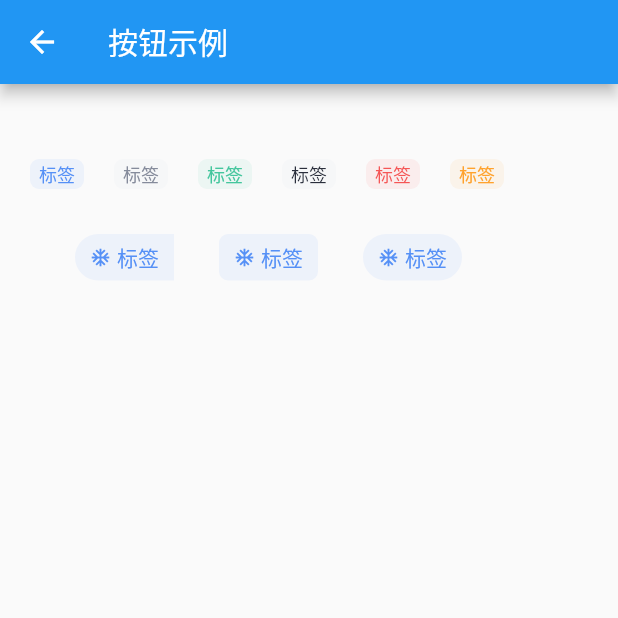
After one commit to ThinkerJack/jui, a Flutter app: the TagDemo screen opened by its route, on a phone screen of 412 x 824 dp, the top half of it. The commit adds this screen. Run offline on Flutter 3.47's test engine with Material 2 defaults, Android fonts, the phone set to English and light mode, and no system bars.

Commit message:
feature#新增tag组件

```diff
--- a/example/lib/demo/item_demo.dart
+++ b/example/lib/demo/item_demo.dart
@@ -12,7 +12,7 @@ class ItemDemo extends StatelessWidget {
   @override
   Widget build(BuildContext context) {
     return Scaffold(
-      appBar: AppBar(title: const Text("按钮示例")),
+      appBar: AppBar(title: const Text("表单示例")),
       body: Padding(
           padding: const EdgeInsets.all(20),
           child: ListView(
--- /dev/null
+++ b/example/lib/demo/tag_demo.dart
@@ -0,0 +1,154 @@
+import 'package:flutter/cupertino.dart';
+import 'package:flutter/material.dart';
+import 'package:jac_uikit/data_display.dart';
+
+Widget space = const SizedBox(
+  height: 30,
+);
+
+class TagDemo extends StatelessWidget {
+  const TagDemo({super.key});
+
+  @override
+  Widget build(BuildContext context) {
+    return Scaffold(
+      appBar: AppBar(title: const Text("按钮示例")),
+      body: Padding(
+          padding: const EdgeInsets.all(20),
+          child: ListView(
+            children: [
+              space,
+              Row(
+                children: const [
+                  JacTag(
+                    paddingVertical: 1,
+                    paddingHorizontal: 6,
+                    tagType: JacTagType.text,
+                    tagShapeType: JacTagShapeType.rectangle,
+                    tagColorType: JacTagColorType.blue,
+                    text: "标签",
+                    fontSize: 12,
+                  ),
+                  SizedBox(
+                    width: 20,
+                  ),
+                  JacTag(
+                    paddingVertical: 1,
+                    paddingHorizontal: 6,
+                    tagType: JacTagType.text,
+                    tagShapeType: JacTagShapeType.rectangle,
+                    tagColorType: JacTagColorType.gray,
+                    text: "标签",
+                    fontSize: 12,
+                  ),
+                  SizedBox(
+                    width: 20,
+                  ),
+                  JacTag(
+                    paddingVertical: 1,
+                    paddingHorizontal: 6,
+                    tagType: JacTagType.text,
+                    tagShapeType: JacTagShapeType.rectangle,
+                    tagColorType: JacTagColorType.green,
+                    text: "标签",
+                    fontSize: 12,
+                  ),
+                  SizedBox(
+                    width: 20,
+                  ),
+                  JacTag(
+                    paddingVertical: 1,
+                    paddingHorizontal: 6,
+                    tagType: JacTagType.text,
+                    tagShapeType: JacTagShapeType.rectangle,
+                    tagColorType: JacTagColorType.black,
+                    text: "标签",
+                    fontSize: 12,
+                  ),
+                  SizedBox(
+                    width: 20,
+                  ),
+                  JacTag(
+                    paddingVertical: 1,
+                    paddingHorizontal: 6,
+                    tagType: JacTagType.text,
+                    tagShapeType: JacTagShapeType.rectangle,
+                    tagColorType: JacTagColorType.red,
+                    text: "标签",
+                    fontSize: 12,
+                  ),
+                  SizedBox(
+                    width: 20,
+                  ),
+                  JacTag(
+                    paddingVertical: 1,
+                    paddingHorizontal: 6,
+                    tagType: JacTagType.text,
+                    tagShapeType: JacTagShapeType.rectangle,
+                    tagColorType: JacTagColorType.yellow,
+                    text: "标签",
+                    fontSize: 12,
+                  ),
+                ],
+              ),
+              space,
+              Row(
+                children: const [
+                  SizedBox(
+                    width: 30,
+                  ),
+                  JacTag(
+                    paddingVertical: 5,
+                    paddingHorizontal: 10,
+                    tagType: JacTagType.icon,
+                    tagShapeType: JacTagShapeType.semicircle,
+                    tagColorType: JacTagColorType.blue,
+                    text: "标签",
+                    icon: Icon(
+                      Icons.ac_unit,
+                      size: 14,
+                      color: Color(0XFF5590F6),
+                    ),
+                    fontSize: 14,
+                  ),
+                  SizedBox(
+                    width: 30,
+                  ),
+                  JacTag(
+                    paddingVertical: 5,
+                    paddingHorizontal: 10,
+                    tagType: JacTagType.icon,
+                    tagShapeType: JacTagShapeType.rectangle,
+                    tagColorType: JacTagColorType.blue,
+                    text: "标签",
+                    icon: Icon(
+                      Icons.ac_unit,
+                      size: 14,
+                      color: Color(0XFF5590F6),
+                    ),
+                    fontSize: 14,
+                  ),
+                  SizedBox(
+                    width: 30,
+                  ),
+                  JacTag(
+                    paddingVertical: 5,
+                    paddingHorizontal: 10,
+                    tagType: JacTagType.icon,
+                    tagShapeType: JacTagShapeType.capsule,
+                    tagColorType: JacTagColorType.blue,
+                    text: "标签",
+                    icon: Icon(
+                      Icons.ac_unit,
+                      size: 14,
+                      color: Color(0XFF5590F6),
+                    ),
+                    fontSize: 14,
+                  ),
+                ],
+              ),
+            ],
+          )),
+    );
+  }
+}
--- a/example/lib/demo_router.dart
+++ b/example/lib/demo_router.dart
@@ -1,4 +1,5 @@
 import 'package:example/demo/item_demo.dart';
+import 'package:example/demo/tag_demo.dart';
 import 'package:example/splash_page.dart';
 import 'package:flutter/cupertino.dart';
 
@@ -10,6 +11,7 @@ final demoRouterMap = <String, WidgetBuilder>{
   DemoRouter.textDemo: (context) => const TextDemo(),
   DemoRouter.buttonDemo: (context) => const ButtonDemo(),
   DemoRouter.itemDemo: (context) => const ItemDemo(),
+  DemoRouter.tagDemo: (context) => const TagDemo(),
 };
 
 class DemoRouter {
@@ -17,4 +19,5 @@ class DemoRouter {
   static const String textDemo = "textDemo";
   static const String buttonDemo = "buttonDemo";
   static const String itemDemo = "itemDemo";
+  static const String tagDemo = "tagDemo";
 }
--- a/example/lib/splash_page.dart
+++ b/example/lib/splash_page.dart
@@ -29,6 +29,10 @@ class MainPage extends StatelessWidget {
               onPressed: () => Navigator.of(context).pushNamed(DemoRouter.itemDemo),
               child: const Text("表单项示例"),
             ),
+            ElevatedButton(
+              onPressed: () => Navigator.of(context).pushNamed(DemoRouter.tagDemo),
+              child: const Text("标签示例"),
+            ),
           ],
         ),
       ),
--- a/lib/data_display.dart
+++ b/lib/data_display.dart
@@ -1,2 +1,3 @@
 export 'src/data_display/text/high_light_text.dart';
 export 'src/data_display/text/expandable_text.dart';
+export 'src/data_display/tag/jac_tag.dart';
--- /dev/null
+++ b/lib/src/data_display/tag/jac_tag.dart
@@ -0,0 +1,109 @@
+import 'package:flutter/cupertino.dart';
+
+import '../../utils/custom_color.dart';
+
+//tag颜色类型
+enum JacTagColorType { black, blue, green, yellow, red, gray }
+
+//tag形状类型
+enum JacTagShapeType {
+  //半圆
+  semicircle,
+  //矩形
+  rectangle,
+  //胶囊
+  capsule
+}
+
+//tag类型
+enum JacTagType {
+  //纯文字
+  text,
+  //icon+文字
+  icon
+}
+
+class JacTag extends StatelessWidget {
+  const JacTag(
+      {super.key,
+      required this.paddingVertical,
+      required this.paddingHorizontal,
+      required this.tagType,
+      required this.tagShapeType,
+      required this.tagColorType,
+      required this.text,
+      this.icon,
+      required this.fontSize});
+
+  final double paddingVertical; //垂直内边距
+  final double paddingHorizontal; //水平内边距
+  final JacTagType tagType; //tag类型
+  final JacTagShapeType tagShapeType; //tag形状类型
+  final JacTagColorType tagColorType; //tag颜色类型
+  final String text; //文字内容
+  final double fontSize; //字体大小
+  final Widget? icon; //左侧图标
+
+  @override
+  Widget build(BuildContext context) {
+    return Container(
+      padding: EdgeInsets.symmetric(vertical: paddingVertical, horizontal: paddingHorizontal),
+      decoration: BoxDecoration(borderRadius: getBorderRadius(), color: getColor(true)),
+      child: buildContent(),
+    );
+  }
+
+  Widget buildContent() {
+    switch (tagType) {
+      case JacTagType.text:
+        return Text(
+          text,
+          style: TextStyle(color: getColor(false), fontSize: fontSize, height: 1.5),
+        );
+      case JacTagType.icon:
+        return Row(
+          children: [
+            icon ?? const SizedBox(),
+            const SizedBox(
+              width: 4,
+            ),
+            Text(
+              text,
+              style: TextStyle(color: getColor(false), fontSize: fontSize, height: 1.5),
+            ),
+          ],
+        );
+    }
+  }
+
+  /// flag
+  /// true container
+  /// false text
+  Color getColor(bool flag) {
+    switch (tagColorType) {
+      case JacTagColorType.black:
+        return flag ? colorF6F7F8 : color2A2F3C;
+      case JacTagColorType.blue:
+        return flag ? color145590F6 : color5590F6;
+      case JacTagColorType.green:
+        return flag ? color1444C69D : color44C69D;
+      case JacTagColorType.yellow:
+        return flag ? color14FFA22D : colorFFA22D;
+      case JacTagColorType.red:
+        return flag ? color14F55656 : colorF55656;
+      case JacTagColorType.gray:
+        return flag ? colorF6F7F8 : color858B9B;
+    }
+  }
+
+  BorderRadius getBorderRadius() {
+    switch (tagShapeType) {
+      case JacTagShapeType.semicircle:
+        return const BorderRadius.only(topLeft: Radius.circular(16), bottomLeft: Radius.circular(16));
+      case JacTagShapeType.rectangle:
+        return const BorderRadius.all(Radius.circular(6));
+      case JacTagShapeType.capsule:
+        return const BorderRadius.all(Radius.circular(16));
+    }
+  }
+}
```
Also changed, not shown: example/assets/img_5.png (added), 1 other file.
